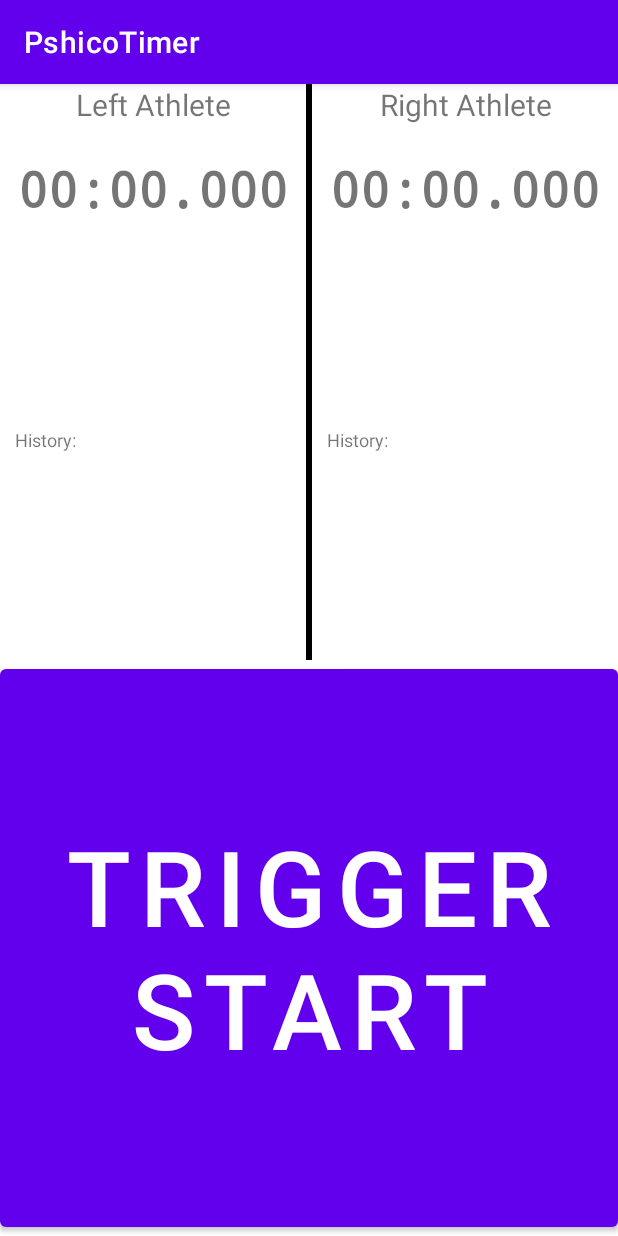
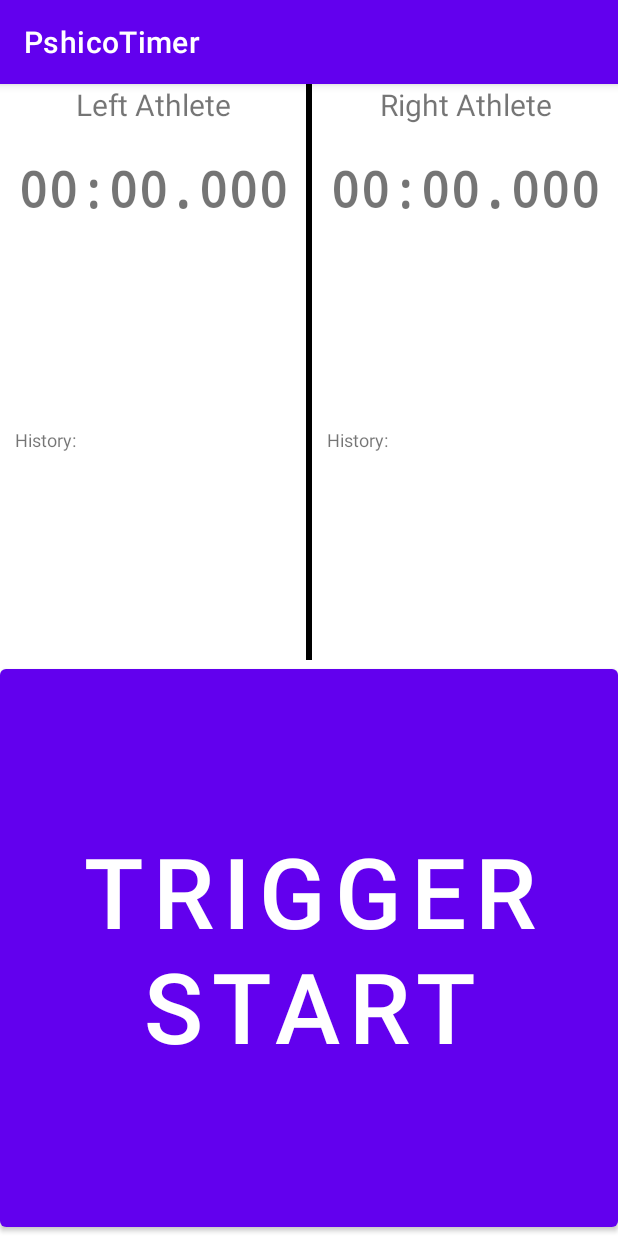
Before and after one commit to xyz32/PsicoblocTimer, an Android app: the screen it shows after launch (MainActivity), on a phone screen of 412 x 824 dp. Run offline under Robolectric (Android 15) with nearby library versions, the phone set to English and light mode, and no system bars; 1 statement that could not run was skipped.

Commit message:
Small fixes.

```diff
--- a/app/src/main/java/com/adamratana/pshicotimer/MainActivity.java
+++ b/app/src/main/java/com/adamratana/pshicotimer/MainActivity.java
@@ -87,7 +87,7 @@ public class MainActivity extends AppCompatActivity implements TcpClient.OnMessa
 		NETWORK_EXECUTOR.execute(new Runnable() {
 			@Override
 			public void run() {
-				tcp = new TcpClient(MainActivity.this, "phsico-timer.local", 8123);
+				tcp = new TcpClient(MainActivity.this, "phsico-timer", 8123);
 				tcp.run();
 			}
 		});
--- a/app/src/main/java/com/adamratana/pshicotimer/network/TcpClient.java
+++ b/app/src/main/java/com/adamratana/pshicotimer/network/TcpClient.java
@@ -119,7 +119,7 @@ public class TcpClient {
 
 		} catch (Exception e) {
 			Log.e("TCP", "C: Error", e);
-			if (mServerMessage != null && mMessageListener != null) {
+			if (mMessageListener != null) {
 				mMessageListener.onFailed();
 			}
 		}
--- a/app/src/main/res/layout/fragment_reset.xml
+++ b/app/src/main/res/layout/fragment_reset.xml
@@ -3,10 +3,12 @@
     android:layout_width="match_parent"
     android:layout_height="match_parent"
     android:layout_gravity="start" >
+
     <Button
         android:id="@+id/resetButton"
         android:layout_width="match_parent"
         android:layout_height="match_parent"
-        android:text="Reset"
+        android:breakStrategy="simple"
+        android:text="@string/reset"
         android:textSize="70sp" />
 </RelativeLayout>
--- a/app/src/main/res/layout/fragment_start.xml
+++ b/app/src/main/res/layout/fragment_start.xml
@@ -7,6 +7,8 @@
         android:id="@+id/triggerButton"
         android:layout_width="match_parent"
         android:layout_height="match_parent"
+        android:breakStrategy="simple"
+        android:hyphenationFrequency="none"
         android:text="@string/trigger_start"
-        android:textSize="70sp" />
+        android:textSize="65sp" />
 </RelativeLayout>
--- a/app/src/main/res/values/strings.xml
+++ b/app/src/main/res/values/strings.xml
@@ -7,4 +7,5 @@
     <string name="right_athlete">Right Athlete</string>
     <string name="swipe_right_to_reset">Swipe Right for Reset</string>
     <string name="history">History:</string>
+    <string name="reset">Reset</string>
 </resources>
```
Also changed, not shown: 1 other file.
